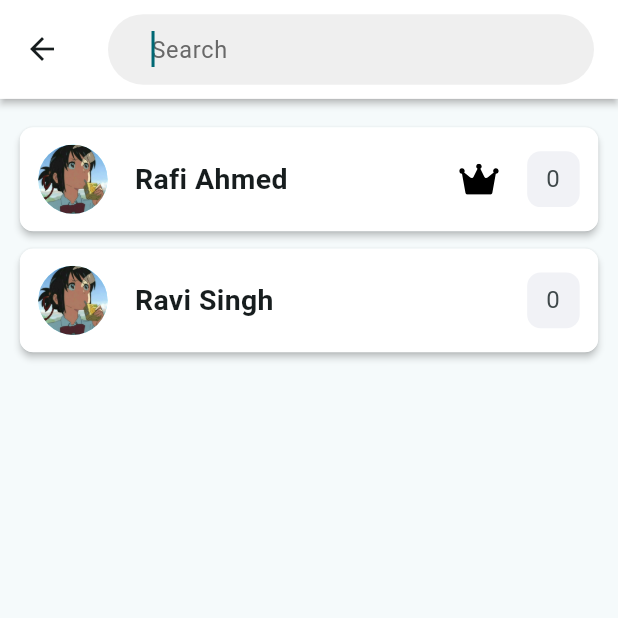
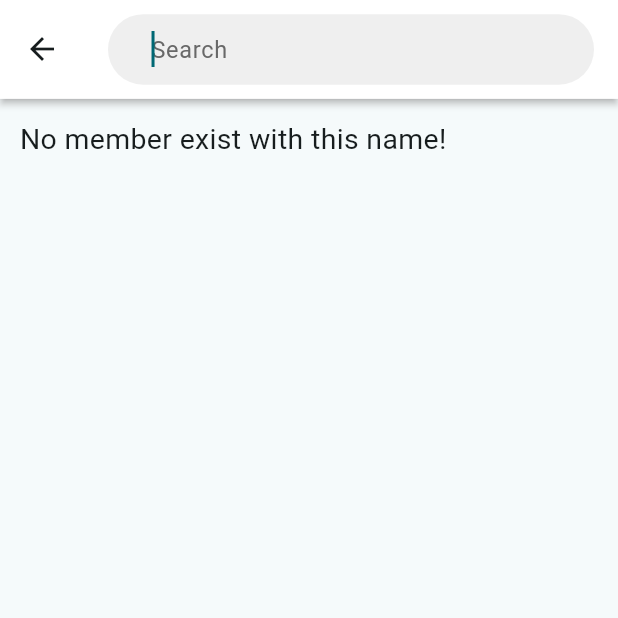
Before and after one commit to shivangsorout/facebook_results, a Flutter app: the CreateResultView screen opened by its route, after a tap on an icon or button, on a phone screen of 412 x 824 dp, the top half of it. Run offline on Flutter 3.47's test engine with Material 3 defaults, Android fonts, the light colour scheme and no system bars; our stand-ins replace bloc, dio, flutter_bloc, flutter_svg.

Commit message:
search screen is working properly now

```diff
--- a/lib/helpers/custom_widgets/result_list_tile.dart
+++ b/lib/helpers/custom_widgets/result_list_tile.dart
@@ -22,10 +22,11 @@
   State<ResultListTile> createState() => _ResultListTileState();
 }
 
-class _ResultListTileState extends State<ResultListTile> {
+class _ResultListTileState extends State<ResultListTile>
+    with AutomaticKeepAliveClientMixin {
   late final int randomNumber;
   late Member member;
-  late final TextEditingController _textController;
+  TextEditingController? _textController;
 
   @override
   void initState() {
@@ -37,12 +38,14 @@
 
   @override
   void dispose() {
-    _textController.dispose();
+    _textController?.dispose();
     super.dispose();
   }
 
   @override
   Widget build(BuildContext context) {
+    super.build(context);
+    _textController?.text = widget.member.score?.toString() ?? '';
     member = widget.member;
     return Padding(
       padding: EdgeInsets.symmetric(
@@ -78,11 +81,15 @@
                         SizedBox(
                           width: context.mqSize.width * 0.044,
                         ),
-                        Text(
-                          member.name,
-                          style: TextStyle(
-                            fontWeight: FontWeight.bold,
-                            fontSize: context.mqSize.height * 0.023,
+                        SizedBox(
+                          width: context.mqSize.width * 0.42,
+                          child: Text(
+                            member.name,
+                            style: TextStyle(
+                              fontWeight: FontWeight.bold,
+                              fontSize: context.mqSize.height * 0.023,
+                              overflow: TextOverflow.ellipsis,
+                            ),
                           ),
                         ),
                       ],
@@ -143,4 +150,7 @@
       ),
     );
   }
+
+  @override
+  bool get wantKeepAlive => true;
 }
--- a/lib/utility/utility.dart
+++ b/lib/utility/utility.dart
@@ -14,3 +14,6 @@
     ),
   );
 }
+
+final RouteObserver<ModalRoute<void>> routeObserver =
+    RouteObserver<ModalRoute<void>>();
--- a/lib/views/create_result/create_result_view.dart
+++ b/lib/views/create_result/create_result_view.dart
@@ -4,10 +4,16 @@
 import 'package:facebook_results/helpers/custom_widgets/bottom_sheet_icon_button.dart';
 import 'package:facebook_results/helpers/custom_widgets/icon_svg_button.dart';
 import 'package:facebook_results/helpers/custom_widgets/result_list_tile.dart';
+import 'package:facebook_results/services/google_app_script/bloc/gas_bloc.dart';
+import 'package:facebook_results/services/google_app_script/bloc/gas_event.dart';
+import 'package:facebook_results/services/google_app_script/bloc/gas_state.dart';
 import 'package:facebook_results/services/google_app_script/models/member.dart';
 import 'package:facebook_results/utility/generics/delete_dialog.dart';
+import 'package:facebook_results/utility/utility.dart';
 import 'package:flutter/material.dart';
 import 'dart:developer' as devtools show log;
+
+import 'package:flutter_bloc/flutter_bloc.dart';
 
 class CreateResultView extends StatefulWidget {
   final bool isUpdating;
@@ -20,12 +26,42 @@
   State<CreateResultView> createState() => _CreateResultViewState();
 }
 
-class _CreateResultViewState extends State<CreateResultView> {
+class _CreateResultViewState extends State<CreateResultView> with RouteAware {
   // Member? _selectedMember;
+  List<Member> scoreList = [];
+  int? sheetId;
+  bool isLoading = true;
+
+  @override
+  void didPop() {
+    context.read<GASBloc>().add(GASEventDeleteSheet(sheetId: sheetId!));
+    super.didPop();
+  }
+
+  @override
+  void didChangeDependencies() {
+    routeObserver.subscribe(this, ModalRoute.of(context)!);
+    super.didChangeDependencies();
+  }
+
+  @override
+  void dispose() {
+    routeObserver.unsubscribe(this);
+    super.dispose();
+  }
 
   @override
   Widget build(BuildContext context) {
-    return Scaffold(
+    return BlocBuilder<GASBloc, GASState>(
+      builder: (context, state) {
+        if (state is GASStateCreatingResult) {
+          scoreList = state.originalMembersList;
+          sheetId = state.sheetId;
+          isLoading = state.isLoading;
+        }
+        return PopScope(
+          canPop: !isLoading,
+          child: Scaffold(
             appBar: AppBar(
               centerTitle: true,
               title: const Text('Result'),
@@ -52,10 +88,11 @@
                     Navigator.of(context).pushNamed(
                       searchMembersRoute,
                       arguments: {
-                  'scoreList': <Member>[
-                    Member(id: '23232', name: "Rafi Ahmed", isAdmin: true),
-                    Member(id: '23233', name: "Ravi Singh", isAdmin: false)
-                  ],
+                        'scoreList': scoreList,
+                        // <Member>[
+                        //   Member(id: '23232', name: "Rafi Ahmed", isAdmin: true),
+                        //   Member(id: '23233', name: "Ravi Singh", isAdmin: false)
+                        // ],
                         'callback': onScoreChange,
                       },
                     );
@@ -93,10 +130,15 @@
             ),
             body: ListView.builder(
               padding: EdgeInsets.all(context.mqSize.height * 0.016),
-        itemCount: 1,
+              itemCount: scoreList.length,
+              // itemCount: 1,
               itemBuilder: (context, index) {
                 return ResultListTile(
-            member: Member(id: '23232', name: "Rafi Ahmed", isAdmin: true),
+                  member: scoreList[index],
+                  // Member(
+                  //     id: '23232',
+                  //     name: "Rafi Ahmed sadasdasdasd sadasdasd asdasd asdas",
+                  //     isAdmin: true),
                   onChanged: onScoreChange,
                   onLongTap: (member) {
                     showBottomMenu(
@@ -109,15 +151,19 @@
                 );
               },
             ),
+          ),
+        );
+      },
     );
   }
 
   void onScoreChange(Member member) {
     devtools.log(member.toString());
-    // List<Member> membersList = [];
-    // final updatedIndex =
-    //     membersList.indexWhere((listMember) => listMember == member);
-    // membersList[updatedIndex] = member;
+    setState(() {
+      final updatedIndex =
+          scoreList.indexWhere((listMember) => listMember == member);
+      scoreList[updatedIndex] = member;
+    });
   }
 }
 
--- a/lib/views/create_result/search_members.dart
+++ b/lib/views/create_result/search_members.dart
@@ -22,10 +22,13 @@
   late List<Member> _filteredMembers;
   late void Function(Member) onScoreChange;
   late List<Member> myList;
+  final FocusNode _searchFocusNode = FocusNode();
+  String _currentSearchQuery = '';
 
   @override
   void initState() {
     _searchController = TextEditingController();
+    _filteredMembers = [];
     super.initState();
   }
 
@@ -35,7 +38,6 @@
         ModalRoute.of(context)!.settings.arguments as Map<String, dynamic>;
     myList = args['scoreList'];
     onScoreChange = args['callback'];
-    _filteredMembers = myList;
     super.didChangeDependencies();
   }
 
@@ -47,19 +49,28 @@
 
   @override
   Widget build(BuildContext context) {
+    if (_currentSearchQuery.isEmpty) {
+      _filteredMembers = myList;
+    } else {
+      _filterMembers(_currentSearchQuery);
+    }
     return Scaffold(
       appBar: AppBar(
-        title: TextField(
+        title: Listener(
+          onPointerDown: (_) {
+            _searchFocusNode.requestFocus();
+          },
+          child: TextField(
+            focusNode: _searchFocusNode,
             onSubmitted: (value) {
-            _searchController.clear();
+              setState(() {
+                _currentSearchQuery = value;
+              });
+              // _searchController.clear();
             },
             autofocus: true,
             controller: _searchController,
-          onChanged: (query) {
-            setState(() {
-              _filteredMembers = _filterMembers(query);
-            });
-          },
+            onChanged: _filterMembers,
             decoration: InputDecoration(
               hintText: 'Search',
               hintStyle: TextStyle(
@@ -76,6 +87,7 @@
               border: OutlineInputBorder(
                 borderRadius: BorderRadius.circular(30),
                 borderSide: BorderSide.none,
+              ),
             ),
           ),
         ),
@@ -110,10 +122,14 @@
     );
   }
 
-  List<Member> _filterMembers(String query) {
+  void _filterMembers(String query) {
     query = query.toLowerCase();
-    return myList
-        .where((member) => member.name.toLowerCase().contains(query))
+    setState(() {
+      _currentSearchQuery = query;
+      _filteredMembers = myList
+          .where((member) =>
+              member.name.toLowerCase().contains(_currentSearchQuery))
           .toList();
+    });
   }
 }
```
Also changed, not shown: lib/main.dart (+23 -4 lines), lib/views/home_view.dart (+17 -2 lines). Lines whose indentation alone changed are shown as unchanged.
